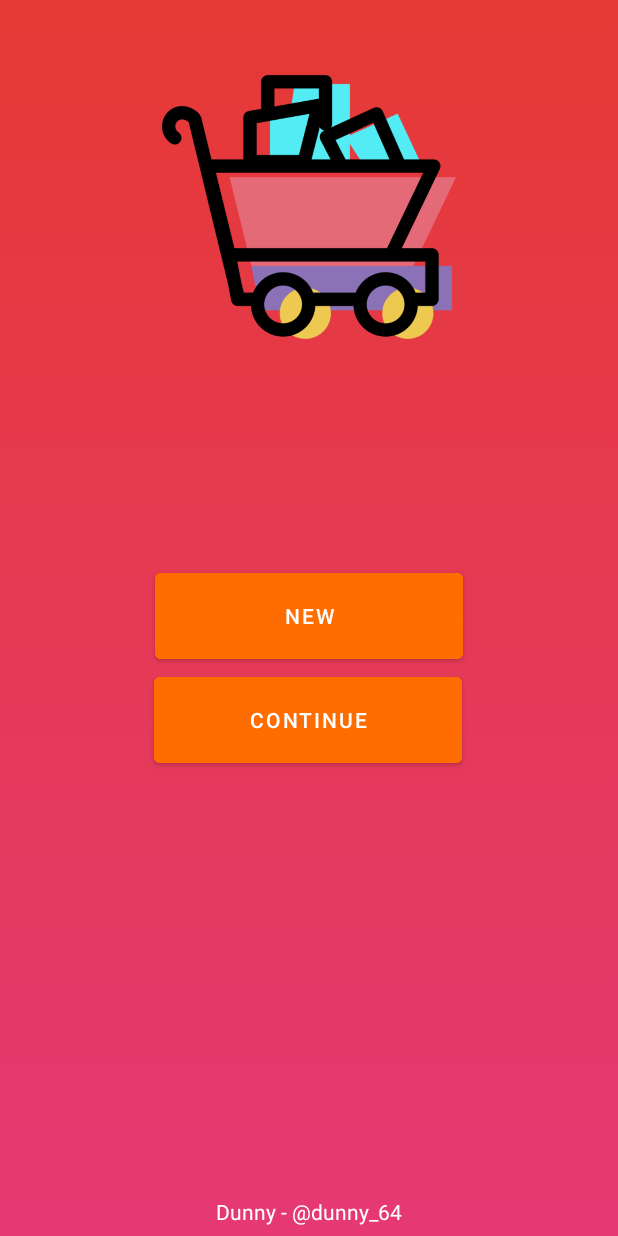
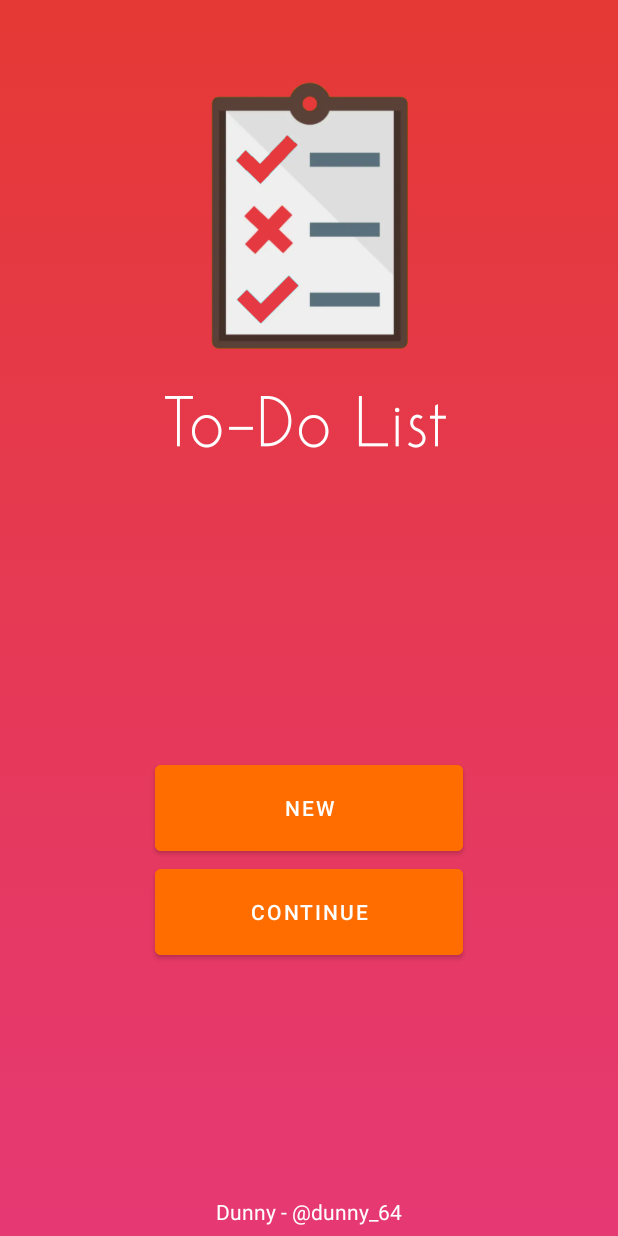
Before and after one commit to abbydomi/AndroidToDoList, an Android app: the screen it shows after launch (MainActivity), on a phone screen of 412 x 824 dp. Run offline under Robolectric (Android 15) with nearby library versions, the phone set to English and light mode, and no system bars.

Commit message:
Finished functionality and renamed app

```diff
--- a/app/build.gradle
+++ b/app/build.gradle
@@ -33,6 +33,7 @@ dependencies {
     implementation 'com.google.android.material:material:1.5.0'
     implementation 'androidx.constraintlayout:constraintlayout:2.1.3'
     implementation 'com.google.android.material:material:1.5.0'
+    implementation 'com.google.code.gson:gson:2.8.7'
     testImplementation 'junit:junit:4.13.2'
     androidTestImplementation 'androidx.test.ext:junit:1.1.3'
     androidTestImplementation 'androidx.test.espresso:espresso-core:3.4.0'
--- a/app/src/main/res/layout/activity_main.xml
+++ b/app/src/main/res/layout/activity_main.xml
@@ -12,24 +12,25 @@
         android:id="@+id/imageView"
         android:layout_width="217dp"
         android:layout_height="196dp"
+        android:layout_marginTop="52dp"
         app:layout_constraintEnd_toEndOf="parent"
         app:layout_constraintStart_toStartOf="parent"
         app:layout_constraintTop_toTopOf="parent"
-        app:srcCompat="@drawable/logo"
-        android:layout_marginTop="40dp"/>
+        app:srcCompat="@drawable/logo" />
 
-    <Button
-        android:id="@+id/buttonContinue"
-        android:layout_width="205dp"
-        android:layout_height="69dp"
-        android:backgroundTint="#FF6D00"
-        android:text="Continue"
-        app:layout_constraintBottom_toBottomOf="parent"
-        app:layout_constraintEnd_toEndOf="parent"
-        app:layout_constraintHorizontal_bias="0.498"
-        app:layout_constraintStart_toStartOf="parent"
-        app:layout_constraintTop_toBottomOf="@+id/buttonNew"
-        app:layout_constraintVertical_bias="0.0" />
+    <TextView
+        android:layout_width="wrap_content"
+        android:layout_height="wrap_content"
+        android:textColor="@color/white"
+        app:layout_constraintTop_toBottomOf="@id/imageView"
+        android:text="To-Do List"
+        android:textAlignment="center"
+        app:layout_constraintLeft_toLeftOf="parent"
+        app:layout_constraintRight_toRightOf="parent"
+        android:textSize="64sp"
+        android:fontFamily="@font/colombia"
+
+        />
 
     <Button
         android:id="@+id/buttonNew"
@@ -42,6 +43,18 @@
         app:layout_constraintEnd_toEndOf="parent"
         app:layout_constraintStart_toStartOf="parent"
         app:layout_constraintTop_toBottomOf="@+id/imageView"
+        app:layout_constraintVertical_bias="0.317" />
+
+    <Button
+        android:id="@+id/buttonContinue"
+        android:layout_width="205dp"
+        android:layout_height="69dp"
+        android:backgroundTint="#FF6D00"
+        android:text="Continue"
+        app:layout_constraintBottom_toBottomOf="parent"
+        app:layout_constraintEnd_toEndOf="parent"
+        app:layout_constraintStart_toStartOf="parent"
+        app:layout_constraintTop_toBottomOf="@+id/buttonNew"
         app:layout_constraintVertical_bias="0.0" />
 
     <TextView
--- a/app/src/main/res/values/strings.xml
+++ b/app/src/main/res/values/strings.xml
@@ -1,5 +1,5 @@
 <resources>
-    <string name="app_name">My Application</string>
+    <string name="app_name">TodoList</string>
     <string name="done"><b><u>Done</u></b></string>
     <string name="get"><b><u>Get</u></b></string>
 </resources>
```
Also changed, not shown: app/src/main/java/com/dunny/shoppingcart/Activity.java (added, +27 -0 lines), app/src/main/java/com/dunny/shoppingcart/ActivityAdapter.java (added, +39 -0 lines), app/src/main/java/com/dunny/shoppingcart/ListActivity.java (added, +24 -0 lines), app/src/main/java/com/dunny/shoppingcart/ListDisplayActivity.java (+121 -1 lines), app/src/main/java/com/dunny/shoppingcart/MainActivity.java (+6 -2 lines), app/src/main/res/layout/activity_list_display.xml (+9 -6 lines), app/src/main/res/layout/middleman.xml (added, +16 -0 lines), app/src/main/res/drawable/logo.png.
